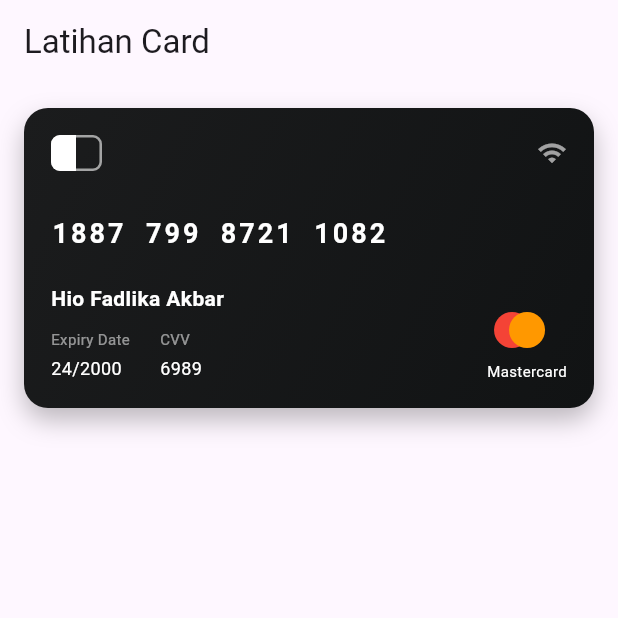
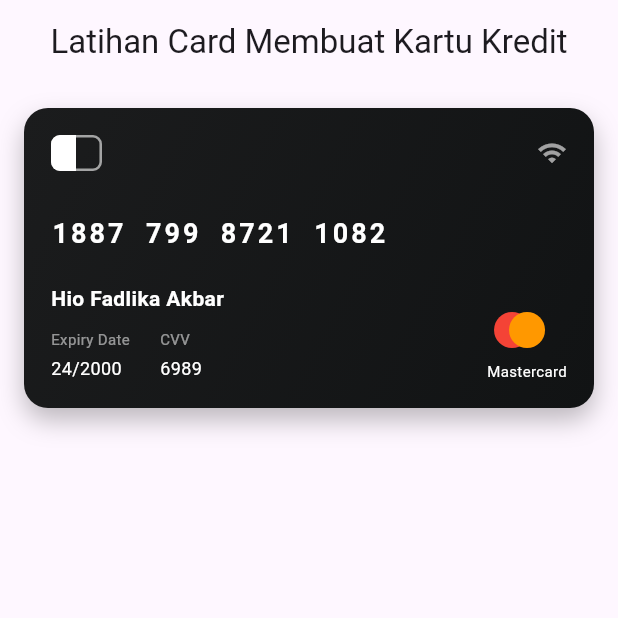
Before and after one commit to hiofadlikaakbar/tugas_week_8_1123150077, a Flutter app: the screen it shows after launch, on a phone screen of 412 x 824 dp, the top half of it. Run offline on Flutter 3.47's test engine with Material 3 defaults, Android fonts, the phone set to English and light mode, and no system bars.

Commit message:
menengahkan judul

```diff
--- a/lib/pages/home_page.dart
+++ b/lib/pages/home_page.dart
@@ -7,7 +7,8 @@ class HomePage extends StatelessWidget {
   Widget build(BuildContext context) {
     return Scaffold(
       appBar: AppBar(
-        title: const Text("Latihan Card", textAlign: TextAlign.center),
+        title: const Text("Latihan Card Membuat Kartu Kredit"),
+        centerTitle: true,
       ),
       body: Padding(
         padding: const EdgeInsets.all(16.0),
```
